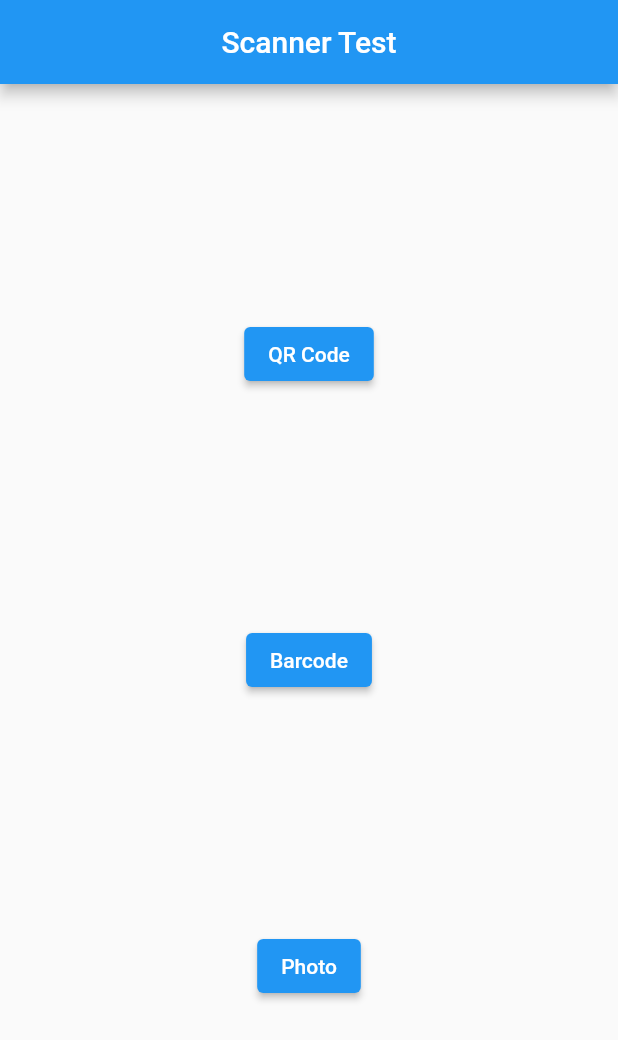
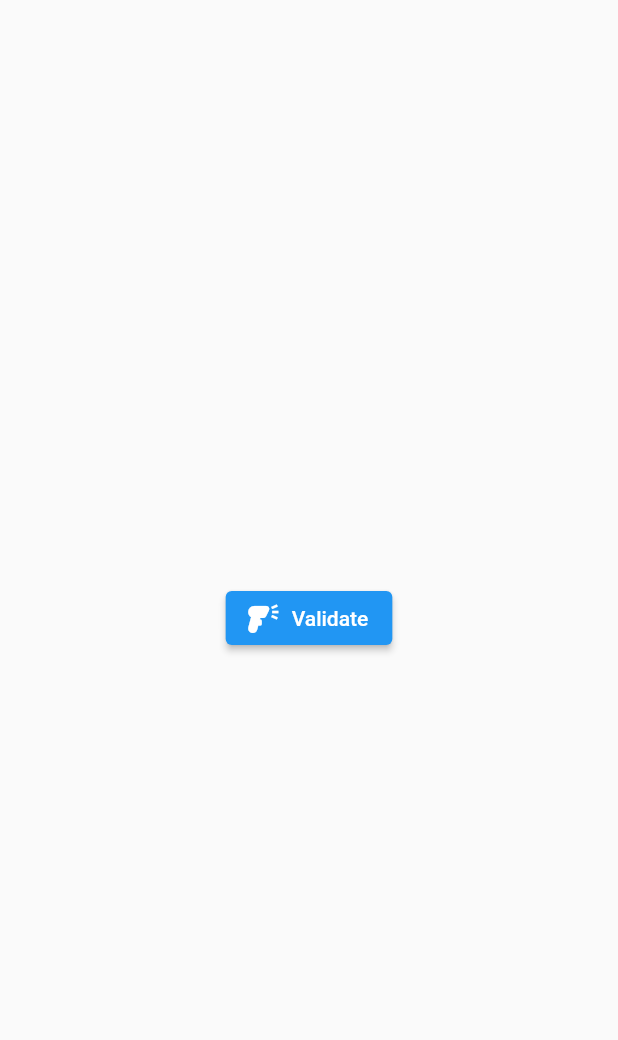
Before and after one commit to LucConstantino/scanner_test, a Flutter app: the screen it shows after launch, after a tap on "Barcode", on a phone screen of 412 x 824 dp. Shown: the top 1040 px of the screen. Run offline on Flutter 3.47's test engine with Material 2 defaults, Android fonts, the phone set to English and light mode, and no system bars; missing offline and left inert: flutter_barcode_scanner.

Commit message:
Barcode Scanner

```diff
--- a/lib/pages/VisualButtons.dart
+++ b/lib/pages/VisualButtons.dart
@@ -1,5 +1,6 @@
 import 'package:flutter/material.dart';
 import 'package:scanner_bar/components/buttons.dart';
+import 'package:scanner_bar/pages/barcodeScanner.dart';
 import 'package:scanner_bar/pages/qrcodeScanner.dart';
 
 class VisualButtons extends StatelessWidget {
@@ -27,7 +28,15 @@ class VisualButtons extends StatelessWidget {
                         builder: (context) => QRCodeScannerScreen()),
                   );
                 }),
-            ButtonComponent(buttonName: 'Barcode', function: () {}),
+            ButtonComponent(
+                buttonName: 'Barcode',
+                function: () {
+                  Navigator.push(
+                    context,
+                    MaterialPageRoute(
+                        builder: (context) => BarcodeScannerScreen()),
+                  );
+                }),
             ButtonComponent(buttonName: 'Photo', function: () {})
           ],
         ),
--- /dev/null
+++ b/lib/pages/barcodeScanner.dart
@@ -0,0 +1,50 @@
+import 'package:flutter/material.dart';
+import 'package:flutter_barcode_scanner/flutter_barcode_scanner.dart';
+
+class BarcodeScannerScreen extends StatefulWidget {
+  const BarcodeScannerScreen({Key? key}) : super(key: key);
+
+  @override
+  State<BarcodeScannerScreen> createState() => _BarcodeScannerScreenState();
+}
+
+class _BarcodeScannerScreenState extends State<BarcodeScannerScreen> {
+  String ticket = '';
+
+  readBarcode() async {
+    String code = await FlutterBarcodeScanner.scanBarcode(
+        "#FFFFFF", "Cancel", false, ScanMode.BARCODE);
+
+    setState(() {
+      ticket = code != '-1' ? code : 'Not Validated';
+    });
+  }
+
+  @override
+  Widget build(BuildContext context) {
+    return Scaffold(
+      body: Container(
+        width: MediaQuery.of(context).size.width,
+        child: Column(
+          mainAxisAlignment: MainAxisAlignment.center,
+          crossAxisAlignment: CrossAxisAlignment.center,
+          children: [
+            if (ticket != '')
+              Padding(
+                padding: EdgeInsets.only(bottom: 24),
+                child: Text(
+                  'Ticket: $ticket',
+                  style: TextStyle(fontSize: 20),
+                ),
+              ),
+            ElevatedButton.icon(
+              onPressed: readBarcode,
+              icon: Icon(Icons.barcode_reader),
+              label: Text('Validate'),
+            )
+          ],
+        ),
+      ),
+    );
+  }
+}
```
